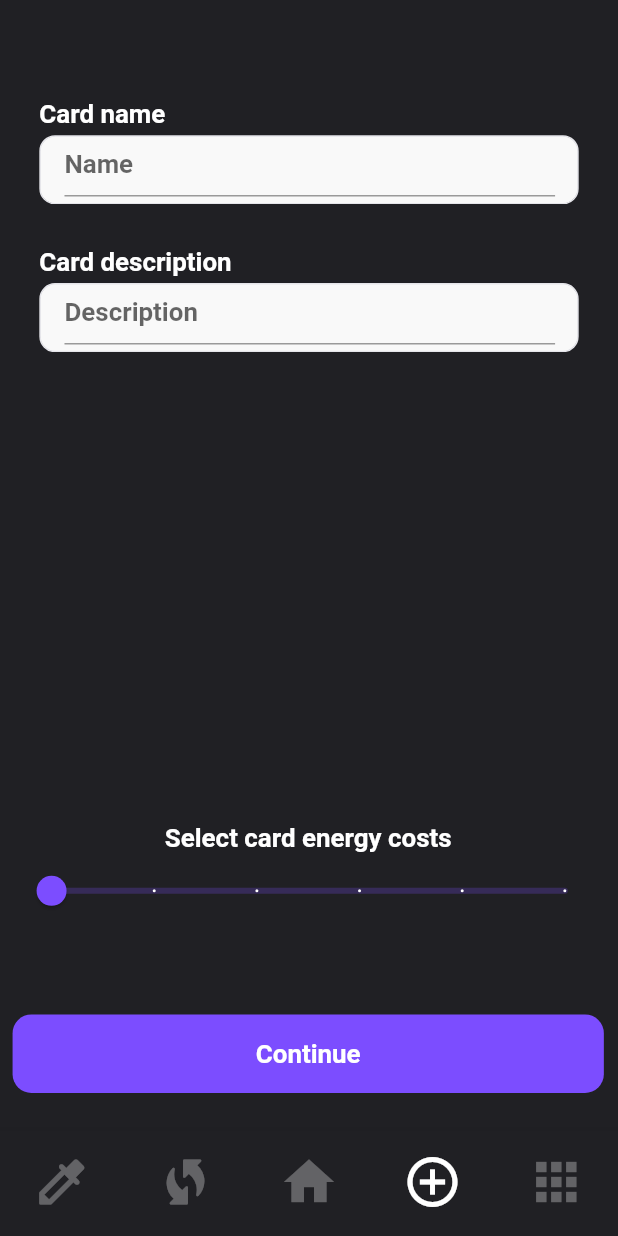
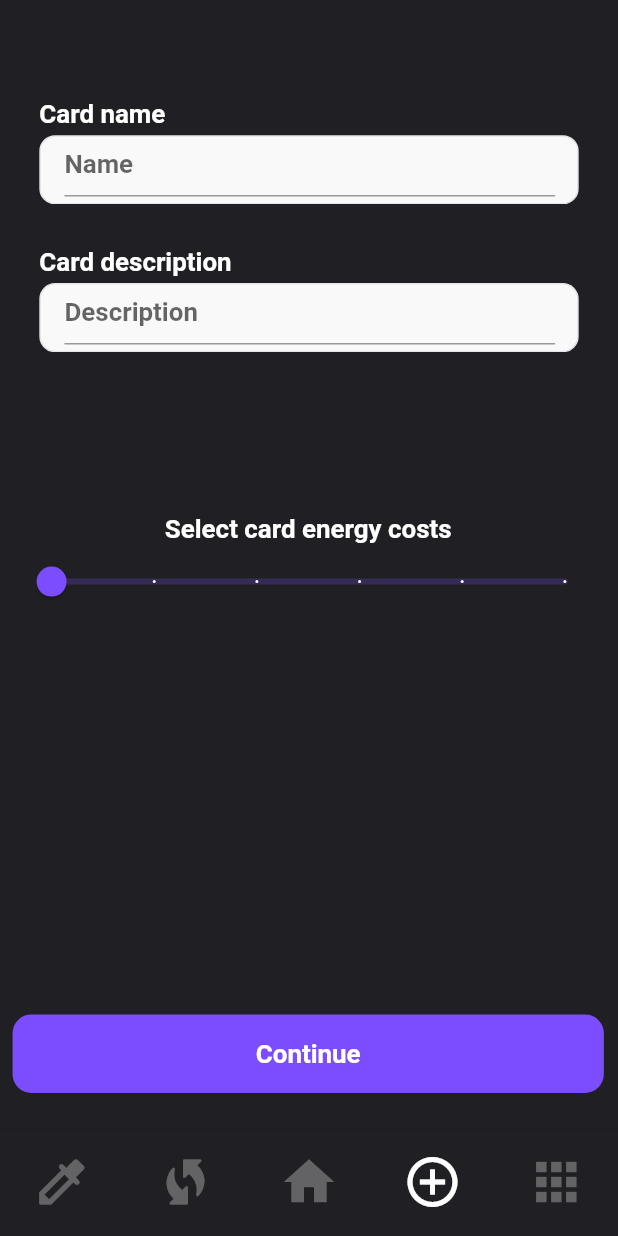
Before and after one commit to PaulAndert/caf_cards_frontend, a Flutter app: the screen it shows after launch, item 4 of the bottom bar chosen, on a phone screen of 412 x 824 dp. Run offline on Flutter 3.47's test engine with Material 2 defaults, Android fonts, the phone set to English and light mode, and no system bars; our stand-ins replace device_info_plus, google_fonts, qr_flutter; missing offline and left inert: qr_code_scanner; accounts and stored records are empty; network calls fail; Roboto replaces fonts that are missing (SF Pro Display).

Commit message:
create start spacing

```diff
--- a/CAF_Cards/lib/screens/create/start/start.dart
+++ b/CAF_Cards/lib/screens/create/start/start.dart
@@ -42,7 +42,7 @@ class _CreateStartState extends State<CreateStart> {
           crossAxisAlignment: CrossAxisAlignment.center,
           children: [
             Expanded(
-              flex: 5,
+              flex: 9,
               child: Stack(
                 children: [
                   Positioned(
@@ -264,7 +264,7 @@ class _CreateStartState extends State<CreateStart> {
             ),
 
             Expanded(
-              flex: 1,
+              flex: 8,
               child: Column(
                 children: [
                   Text(
@@ -307,6 +307,10 @@ class _CreateStartState extends State<CreateStart> {
             ),
             Expanded(
               flex: 1,
+              child: Container(),
+            ),
+            Expanded(
+              flex: 3,
               child: TextButton(
                 onPressed: () {
                   Navigator.pushNamed(context, CreatePoints.routeName,
```
